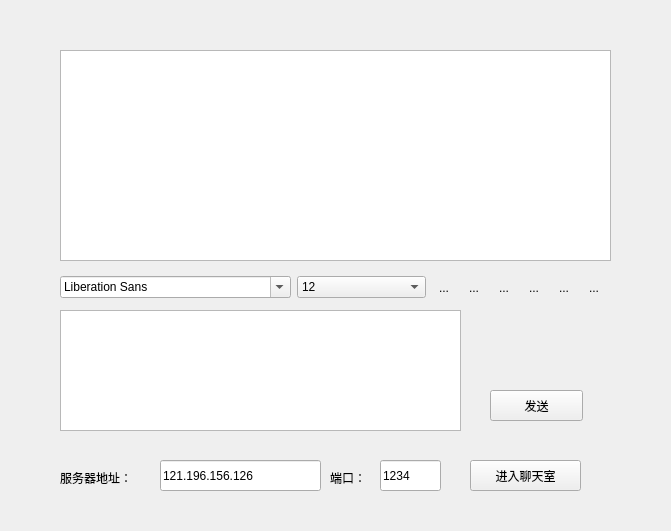
Old version of the form tcpclient.ui in the repository geeksKK8/QQClient.
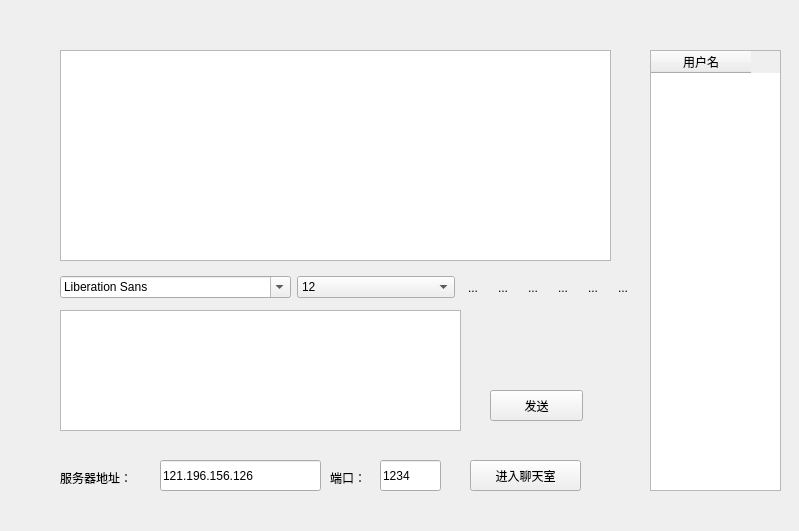
New version of the form. Icons and pictures are not drawn.

Commit message: 修复注册bug, 实现初步的在线列表（待完善），和私聊功能（通过点击列表用户名），原先的发送只能发送群聊

The edit to the form file:
```diff
--- a/tcpclient.ui
+++ b/tcpclient.ui
@@ -6,7 +6,7 @@
    <rect>
     <x>0</x>
     <y>0</y>
-    <width>671</width>
+    <width>799</width>
     <height>531</height>
    </rect>
   </property>
@@ -109,7 +109,7 @@
     <rect>
      <x>60</x>
      <y>270</y>
-     <width>546</width>
+     <width>575</width>
      <height>35</height>
     </rect>
    </property>
@@ -377,6 +377,21 @@
     </rect>
    </property>
   </widget>
+  <widget class="QTableWidget" name="tableWidget">
+   <property name="geometry">
+    <rect>
+     <x>650</x>
+     <y>50</y>
+     <width>131</width>
+     <height>441</height>
+    </rect>
+   </property>
+   <column>
+    <property name="text">
+     <string>用户名</string>
+    </property>
+   </column>
+  </widget>
  </widget>
  <resources/>
  <connections/>
```
Left out of the diff: 12 changed lines with no effect on the pictures. The commit also changes 3 other files.
